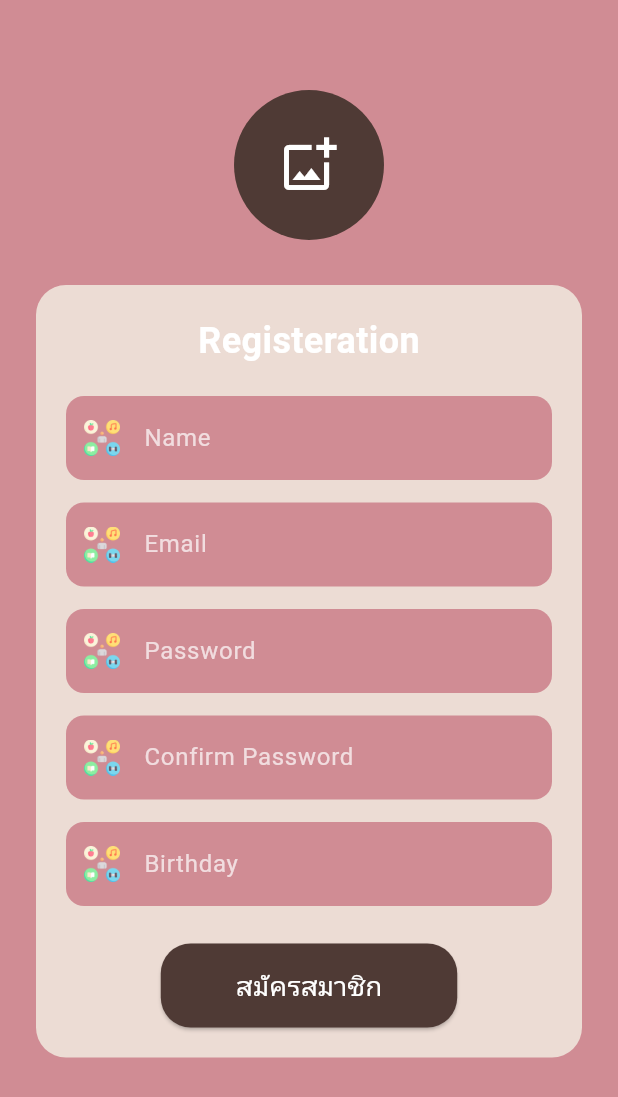
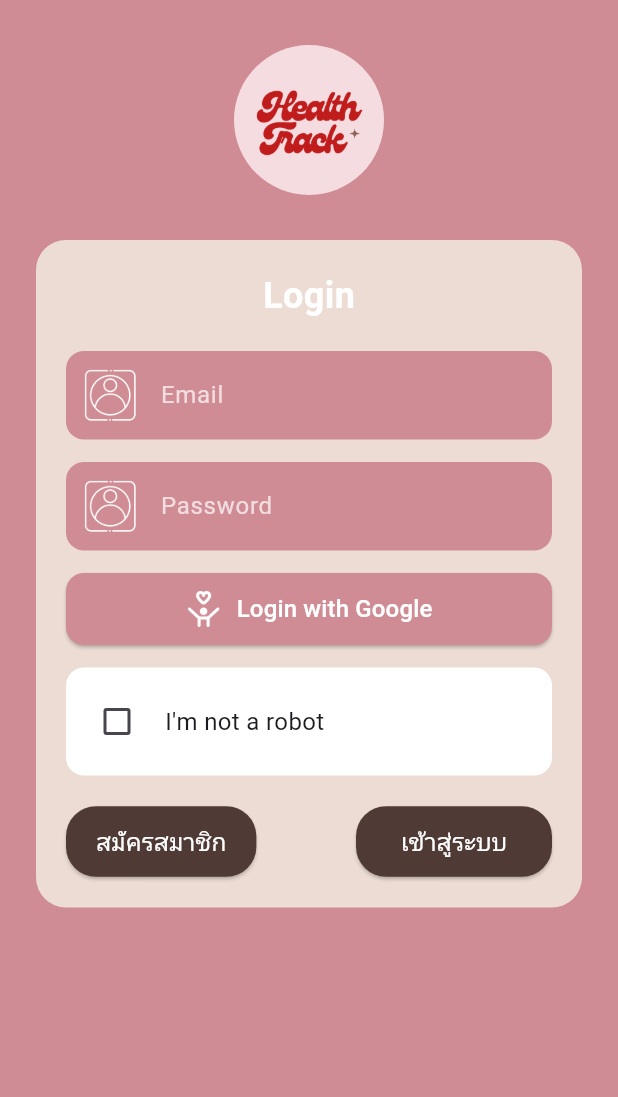
Before and after one commit to sasithon337786/pj1, a Flutter app: the screen it shows after launch, on a phone screen of 412 x 824 dp. Shown: the top 1097 px of the screen. Run offline on Flutter 3.47's test engine with Material 3 defaults, Android fonts, the phone set to English and light mode, and no system bars; our stand-ins replace firebase_auth, firebase_core, fl_chart, font_awesome_flutter, google_fonts, google_sign_in and 2 more; accounts and stored records are empty; Roboto replaces fonts that are missing (Kanit).

Commit message:
login_page

```diff
--- /dev/null
+++ b/lib/login.dart
@@ -0,0 +1,275 @@
+import 'package:firebase_auth/firebase_auth.dart';
+import 'package:flutter/material.dart';
+import 'package:google_fonts/google_fonts.dart';
+import 'package:google_sign_in/google_sign_in.dart';
+
+class LoginScreen extends StatefulWidget {
+  const LoginScreen({super.key});
+
+  @override
+  State<LoginScreen> createState() => _LoginScreenState();
+}
+
+class _LoginScreenState extends State<LoginScreen> {
+  final TextEditingController emailController = TextEditingController();
+  final TextEditingController passwordController = TextEditingController();
+  bool isRobotChecked = false;
+  Future<void> signInWithGoogle() async {
+    try {
+      final GoogleSignInAccount? googleUser = await GoogleSignIn().signIn();
+      if (googleUser == null) {
+        // User กดยกเลิก
+        return;
+      }
+
+      final GoogleSignInAuthentication googleAuth =
+          await googleUser.authentication;
+
+      final OAuthCredential credential = GoogleAuthProvider.credential(
+        accessToken: googleAuth.accessToken,
+        idToken: googleAuth.idToken,
+      );
+
+      await FirebaseAuth.instance.signInWithCredential(credential);
+
+      // สำเร็จ → ไปหน้าถัดไปได้เลย
+      if (mounted) {
+        Navigator.pushReplacementNamed(
+            context, '/home'); // เปลี่ยน '/home' เป็นหน้าที่ต้องไป
+      }
+    } catch (e) {
+      print('Google Sign-in error: $e');
+      // อาจโชว์ dialog แจ้งเตือนได้
+    }
+  }
+
+  @override
+  Widget build(BuildContext context) {
+    return Scaffold(
+      backgroundColor: const Color(0xFFD08C94),
+      body: Stack(
+        children: [
+          // โลโก้ Positioned
+          Positioned(
+            top: MediaQuery.of(context).padding.top + 30,
+            left: MediaQuery.of(context).size.width / 2 - 50,
+            child: ClipOval(
+              child: Image.asset(
+                'assets/images/logo.png',
+                width: 100,
+                height: 100,
+                fit: BoxFit.cover,
+              ),
+            ),
+          ),
+
+          // กล่องข้อมูล login
+          SingleChildScrollView(
+            padding: EdgeInsets.only(
+              top: MediaQuery.of(context).padding.top + 160,
+              left: 24,
+              right: 24,
+              bottom: 24,
+            ),
+            child: Container(
+              padding: const EdgeInsets.all(20),
+              decoration: BoxDecoration(
+                color: const Color(0xFFECDCD4),
+                borderRadius: BorderRadius.circular(20),
+              ),
+              child: Column(
+                children: [
+                  Text(
+                    'Login',
+                    style: GoogleFonts.kanit(
+                      fontSize: 24,
+                      color: Colors.white,
+                      fontWeight: FontWeight.bold,
+                    ),
+                  ),
+                  const SizedBox(height: 20),
+
+                  // Email
+                  _buildTextField(
+                    controller: emailController,
+                    iconWidget: Image.asset(
+                      'assets/icons/profile.png',
+                      width: 35,
+                      height: 35,
+                    ),
+                    hintText: 'Email',
+                  ),
+                  const SizedBox(height: 15),
+
+                  // Password
+                  _buildTextField(
+                    controller: passwordController,
+                    iconWidget: Image.asset(
+                      'assets/icons/profile.png',
+                      width: 35,
+                      height: 35,
+                    ),
+                    hintText: 'Password',
+                    obscureText: true,
+                  ),
+                  const SizedBox(height: 15),
+
+                  // Login with Google
+                  ElevatedButton(
+                    onPressed: () {
+                      signInWithGoogle();
+                    },
+                    style: ElevatedButton.styleFrom(
+                      backgroundColor: const Color(0xFFD08C94),
+                      padding: const EdgeInsets.symmetric(
+                          horizontal: 15, vertical: 12),
+                      shape: RoundedRectangleBorder(
+                        borderRadius: BorderRadius.circular(12),
+                      ),
+                    ),
+                    child: Row(
+                      mainAxisAlignment: MainAxisAlignment.center,
+                      children: [
+                        Image.asset(
+                          'assets/icons/life.png',
+                          width: 24,
+                          height: 24,
+                        ),
+                        const SizedBox(width: 10),
+                        Text(
+                          'Login with Google',
+                          style: GoogleFonts.kanit(
+                            color: Colors.white,
+                            fontSize: 16,
+                          ),
+                        ),
+                      ],
+                    ),
+                  ),
+
+                  const SizedBox(height: 15),
+
+                  // I'm not a robot checkbox
+                  Container(
+                    padding: const EdgeInsets.symmetric(
+                        horizontal: 10, vertical: 12),
+                    decoration: BoxDecoration(
+                      color: Colors.white,
+                      borderRadius: BorderRadius.circular(12),
+                    ),
+                    child: Row(
+                      children: [
+                        Checkbox(
+                          value: isRobotChecked,
+                          onChanged: (value) {
+                            setState(() {
+                              isRobotChecked = value!;
+                            });
+                          },
+                          activeColor: const Color(0xFFD08C94),
+                        ),
+                        const SizedBox(width: 8),
+                        Text(
+                          "I'm not a robot",
+                          style: GoogleFonts.kanit(fontSize: 16),
+                        ),
+                        const Spacer(),
+                        Image.asset(
+                          'assets/icons/life.png',
+                          width: 24,
+                          height: 24,
+                        ),
+                      ],
+                    ),
+                  ),
+                  const SizedBox(height: 20),
+
+                  // ปุ่มสมัครสมาชิกและเข้าสู่ระบบ
+                  Row(
+                    mainAxisAlignment: MainAxisAlignment.spaceBetween,
+                    children: [
+                      ElevatedButton(
+                        onPressed: () {
+                          // ไปหน้า Register
+                        },
+                        style: ElevatedButton.styleFrom(
+                          backgroundColor: const Color(0xFF4F3A35),
+                          padding: const EdgeInsets.symmetric(
+                              horizontal: 20, vertical: 12),
+                          shape: RoundedRectangleBorder(
+                            borderRadius: BorderRadius.circular(20),
+                          ),
+                        ),
+                        child: Text(
+                          'สมัครสมาชิก',
+                          style: GoogleFonts.kanit(
+                            color: Colors.white,
+                            fontSize: 16,
+                          ),
+                        ),
+                      ),
+                      ElevatedButton(
+                        onPressed: () {
+                          // เข้าสู่ระบบ
+                        },
+                        style: ElevatedButton.styleFrom(
+                          backgroundColor: const Color(0xFF4F3A35),
+                          padding: const EdgeInsets.symmetric(
+                              horizontal: 30, vertical: 12),
+                          shape: RoundedRectangleBorder(
+                            borderRadius: BorderRadius.circular(20),
+                          ),
+                        ),
+                        child: Text(
+                          'เข้าสู่ระบบ',
+                          style: GoogleFonts.kanit(
+                            color: Colors.white,
+                            fontSize: 16,
+                          ),
+                        ),
+                      ),
+                    ],
+                  ),
+                ],
+              ),
+            ),
+          ),
+        ],
+      ),
+    );
+  }
+
+  // ฟังก์ชันสร้าง TextField พร้อม Icon Asset
+  Widget _buildTextField({
+    required TextEditingController controller,
+    required Widget iconWidget,
+    required String hintText,
+    bool obscureText = false,
+  }) {
+    return TextField(
+      controller: controller,
+      obscureText: obscureText,
+      style: GoogleFonts.kanit(
+        color: Colors.white,
+        fontSize: 16,
+      ),
+      decoration: InputDecoration(
+        prefixIcon: Padding(
+          padding: const EdgeInsets.all(12.0),
+          child: iconWidget,
+        ),
+        hintText: hintText,
+        hintStyle: GoogleFonts.kanit(
+          color: Colors.white70,
+          fontSize: 16,
+        ),
+        filled: true,
+        fillColor: const Color(0xFFD08C94),
+        border: OutlineInputBorder(
+          borderRadius: BorderRadius.circular(12),
+          borderSide: BorderSide.none,
+        ),
+      ),
+    );
+  }
+}
--- a/lib/main.dart
+++ b/lib/main.dart
@@ -6,6 +6,7 @@ import 'package:pj1/chooseactivity.dart';
 import 'package:pj1/custom_Activity.dart';
 import 'package:pj1/doing_activity.dart';
 import 'package:pj1/lifestly_Activity.dart';
+import 'package:pj1/login.dart';
 import 'package:pj1/mains.dart';
 import 'package:pj1/registration_screen.dart';
 import 'package:pj1/set_time.dart';
@@ -14,6 +15,9 @@ import 'package:pj1/target.dart';
 import 'package:pj1/user_Graph.dart';
 import 'package:pj1/user_expectations.dart';
 import 'package:pj1/user_grapline.dart';
+import 'package:google_sign_in/google_sign_in.dart';
+import 'package:firebase_auth/firebase_auth.dart';
+import 'package:firebase_core/firebase_core.dart';
 
 void main() {
   runApp(const MyApp());
@@ -30,6 +34,6 @@ class MyApp extends StatelessWidget {
           colorScheme: ColorScheme.fromSeed(seedColor: Colors.deepPurple),
           useMaterial3: true,
         ),
-        home: RegistrationScreen());
+        home: LoginScreen());
   }
 }
--- a/pubspec.yaml
+++ b/pubspec.yaml
@@ -35,7 +35,9 @@ dependencies:
   font_awesome_flutter: ^10.7.0
   image_picker: ^1.0.4
   table_calendar: ^3.0.9
-
+  google_sign_in: ^6.2.1
+  firebase_auth: ^4.19.0
+  firebase_core: ^2.31.0
 
 
 
```
Also changed, not shown: assets/icons/age.png (added), assets/icons/email.png (added), assets/icons/lock.png (added), assets/icons/pass.png (added), pubspec.lock, 3 other files.
